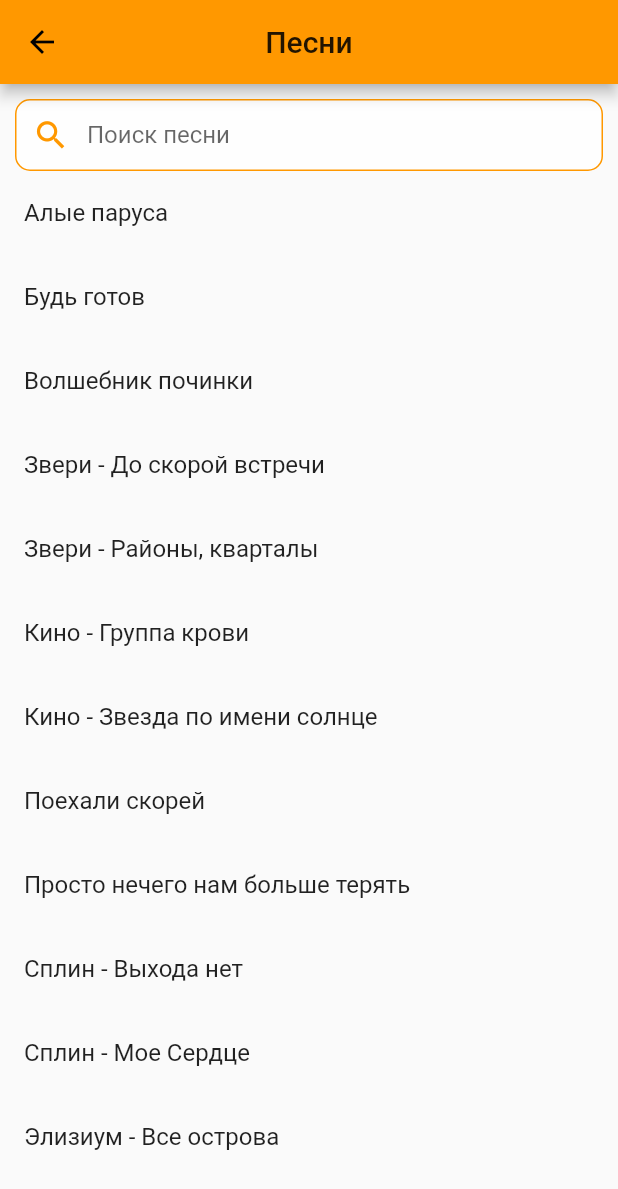
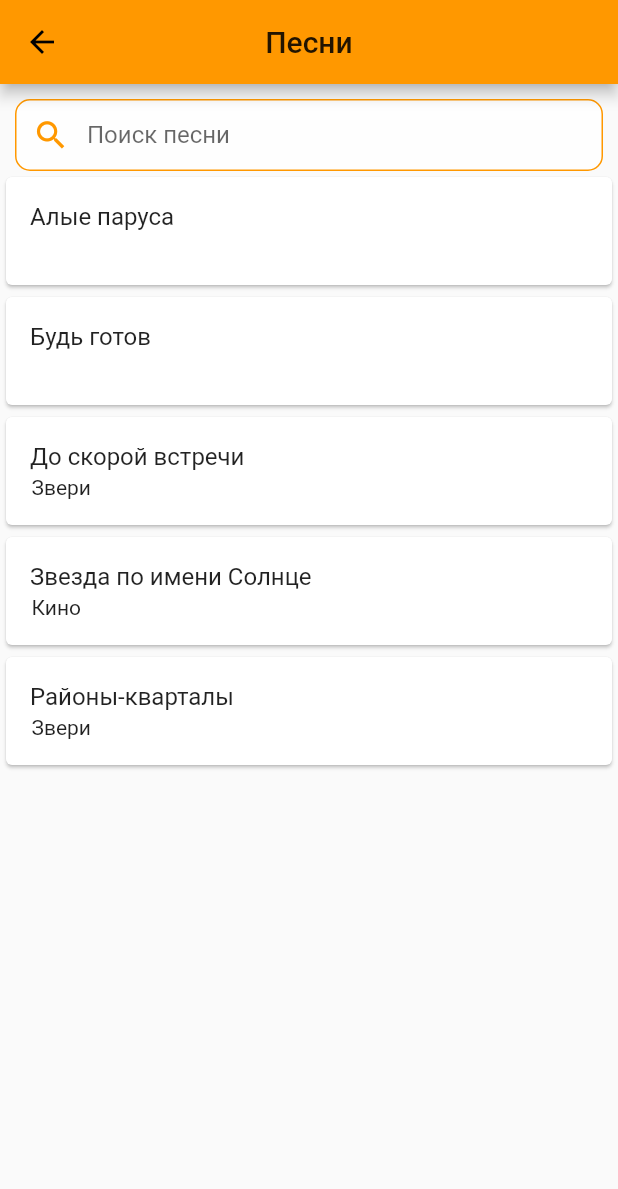
Before and after one commit to mrchuis/OrangePlanetApp, a Flutter app: the Songs screen opened directly, on a phone screen of 412 x 824 dp. Shown: the top 1189 px of the screen. Run offline on Flutter 3.47's test engine with Material 2 defaults, Android fonts, the phone set to English and light mode, and no system bars; our stand-ins replace material_design_icons_flutter.

Commit message:
1. added List with Songs. 2. Changed Search songs 3. Added Cards view for Songs

```diff
--- a/lib/pages/songs.dart
+++ b/lib/pages/songs.dart
@@ -7,40 +7,42 @@
 }
 
 class SongsState extends State<Songs> {
+
   TextEditingController _textController = TextEditingController();
 
-  static List<String> songsList = [
-    'Просто нечего нам больше терять',
-    'Будь готов',
-    'Поехали скорей',
-    'Волшебник починки',
-    'Алые паруса',
-    'Элизиум - Все острова',
-    'Сплин - Выхода нет',
-    'Сплин - Мое Сердце',
-    'Звери - До скорой встречи',
-    'Звери - Районы, кварталы',
-    'Кино - Группа крови',
-    'Кино - Звезда по имени солнце',
-  ];
+  final duplicateItems = List<Song>.from(getSongs())..sort((a,b) {
+    return a.title.toLowerCase().compareTo(b.title.toLowerCase());
+  });
+  var songs = List<Song>();
 
-  List<String> newSongsList = List.from(songsList..sort());
-
-  void getItemAndNavigate(String item, BuildContext context) {
-    Navigator.push(
-      context,
-      MaterialPageRoute(
-        builder: (context) => SecondScreen(itemHolder : item)
-      )
-    );
+  @override
+  void initState() {
+    songs.addAll(duplicateItems);
+    super.initState();
   }
 
-  void onItemChanged(String value) {
-    setState(() {
-      newSongsList = songsList
-      .where((string) => string.toLowerCase().contains(value.toLowerCase()))
-      .toList();
-    });
+  void filterSearchResults(String query) {
+    List<Song> dummySearchList = List<Song>();
+    dummySearchList.addAll(duplicateItems);
+    if(query.isNotEmpty) {
+      List<Song> dummyListData = List<Song>();
+        dummySearchList.forEach((item) {
+        if(item.title.toLowerCase().contains(query) ||
+        item.singer.toLowerCase().contains(query)) {
+          dummyListData.add(item);
+        }
+      });
+      setState(() {
+        songs.clear();
+        songs.addAll(dummyListData);
+      });
+      return;
+    } else {
+      setState(() {
+        songs.clear();
+        songs.addAll(duplicateItems);
+      });
+    }
   }
 
   @override
@@ -74,35 +76,209 @@
                   borderSide: BorderSide(color: Colors.orange, width:1),
                 )
               ),
-              onChanged: onItemChanged,
+              onChanged: filterSearchResults,
             ),
           ),
           Expanded(
-            child: ListView(
-              children: newSongsList
-              .map((data) => ListTile(
-                title: Text(data),
-                onTap: ()=>{
-                  getItemAndNavigate(data, context)
-                }
-              ))
-              .toList(),
-            ),
+            child: ListView.builder(
+              itemCount: songs.length,
+              itemBuilder: (context, index) {
+                return Card(
+                  child: ListTile(
+                    title: Text(
+                      songs[index].title,
+                    ),
+                    subtitle: Row(
+                    children: <Widget>[
+                      Expanded(
+                        flex: 10,
+                        child: Padding(
+                            padding: EdgeInsets.all(1.0),
+                            child: Text(songs[index].singer,
+                              style: TextStyle(color: Colors.black87)
+                            )
+                          ),
+                      )
+                    ],
+                  ),
+                    onTap: () {
+                      Navigator.push(
+                        context,
+                        MaterialPageRoute(
+                          builder: (context) => SecondScreen(song: songs[index])
+                        ),
+                      );
+                    },
+                  ),
+                );
+              }),
           ),
         ],
       ),
     );
   }
+
+  // @override
+  // Widget build(BuildContext context) {
+  //   ListTile makeListTile(Song song) => ListTile(
+  //     title: Text(
+  //       song.title,
+  //       style: TextStyle(fontWeight: FontWeight.bold),
+  //     ),
+  //     subtitle: Row(
+  //       children: <Widget>[
+  //         Expanded(
+  //           flex: 4,
+  //           child: Padding(
+  //               padding: EdgeInsets.only(left: 0.0),
+  //               child: Text(song.singer,
+  //                   style: TextStyle(color: Colors.black87))),
+  //         )
+  //       ],
+  //     ),
+  //     onTap: () {
+  //       Navigator.push(
+  //         context,
+  //         MaterialPageRoute(
+  //           builder: (context) => SecondScreen(song: song,)
+  //         )
+  //       );
+  //     },
+  //   );
+  //   Card makeCard(Song song) => Card(
+  //     elevation: 7.0,
+  //     margin: new EdgeInsets.symmetric(horizontal: 10.0, vertical: 3.0),
+  //     child: Container(
+  //       child: makeListTile(song),
+  //     ),
+  //   );
+
+  //   final makeBody = Container(
+  //     child: ListView.builder(
+  //       scrollDirection: Axis.vertical,
+  //       shrinkWrap: true,
+  //       itemCount: songs.length,
+  //       itemBuilder: (BuildContext context, int index) {
+  //         return makeCard(songs[index]);
+  //       },
+  //     ),
+  //   );
+
+  //   return Scaffold(
+  //     appBar: AppBar (
+  //       centerTitle: true,
+  //       title: Text('Песни'),
+  //     ),
+  //     body: Column(
+  //       children: <Widget>[
+  //         Padding(
+  //           padding: const EdgeInsets.fromLTRB(10.0, 10.0, 10.0, 0.0),
+  //           child: TextField(
+  //             controller: _textController,
+  //             decoration: InputDecoration(
+  //               hintText: 'Поиск песни',
+  //               filled: true,
+  //               fillColor: Colors.white70,
+  //               prefixIcon: Icon(Icons.search,
+  //                 color: Colors.orange,
+  //                 size: 25.0,
+  //               ),
+  //               contentPadding: EdgeInsets.fromLTRB(7.0, 0.0, 7.0, 0.0),
+  //               enabledBorder: OutlineInputBorder(
+  //                 borderRadius: BorderRadius.all(Radius.circular(10.0)),
+  //                 borderSide: BorderSide(color: Colors.orange, width:1),
+  //               ),
+  //               focusedBorder: OutlineInputBorder(
+  //                 borderRadius: BorderRadius.all(Radius.circular(10.0)),
+  //                 borderSide: BorderSide(color: Colors.orange, width:1),
+  //               )
+  //             ),
+  //             onChanged: onItemChanged,
+  //           ),
+  //         ),
+  //         Expanded(
+  //           child: makeBody,
+  //         )
+  //       ],
+  //     )
+  //   );
+  // }
 }
 
+
+class Song {
+  String title;
+  String singer;
+  String content;
+  Song({this.title, this.singer, this.content});
+
+  getTitle() => title;
+}
+
+List<Song> getSongs() {
+  return [
+    Song(
+      title: "Алые паруса",
+      singer: "",
+      content: "У синего моря, Где бушуют бураны, Жила там девчонка\nС именем странным.",
+    ),
+    Song(
+      title: "До скорой встречи",
+      singer: "Звери",
+      content: "Нас немного пока, но мечтаем мы все об одном:\nЭтот мир изменить, озаряя душевным огнем.",
+    ),
+    Song(
+      title: "Будь готов",
+      singer: "",
+      content: "Нас немного пока, но мечтаем мы все об одном:\nЭтот мир изменить, озаряя душевным огнем.",
+    ),
+    Song(
+      title: "Районы-кварталы",
+      singer: "Звери",
+      content: "Нас немного пока, но мечтаем мы все об одном:\nЭтот мир изменить, озаряя душевным огнем.",
+    ),
+    Song(
+      title: "Звезда по имени Солнце",
+      singer: "Кино",
+      content: "Белый снег, серый лед,\nНа растрескавшейся земле.\nОдеялом лоскутным на ней -\nГород в дорожной петле.",
+    ),
+  ];
+}
+
+
+class TitleSongs {
+  List<String> title;
+  TitleSongs(this.title);
+
+  List<String> setTitleSongs(List<Song> songs) {
+    for(var x in songs) {
+      title.add(x.title);
+    }
+    return title;
+  }
+  getTitleSongs() => title;
+}
+
+
 class SecondScreen extends StatelessWidget {
-  final String itemHolder;
-  SecondScreen({Key key, @required this.itemHolder}) : super(key: key);
+  final Song song;
+  SecondScreen({Key key, @required this.song}) : super(key: key);
+  @override
   Widget build(BuildContext context) {
     return Scaffold(
       appBar: AppBar(
-        title: Text('$itemHolder'),
+        title: Text('${song.title}'),
       ),
+      body: Column(
+        children: <Widget>[
+          Expanded(
+            flex: 1,
+            child: Text(
+              song.content,
+            ),
+          ),
+        ]
+      )
     );
   }
 }
--- a/lib/pages/stripes.dart
+++ b/lib/pages/stripes.dart
@@ -98,6 +98,7 @@
 class SecondScreen extends StatelessWidget {
   final String itemHolder;
   SecondScreen({Key key, @required this.itemHolder}) : super(key: key);
+  @override
   Widget build(BuildContext context) {
     return Scaffold(
       appBar: AppBar(
```
